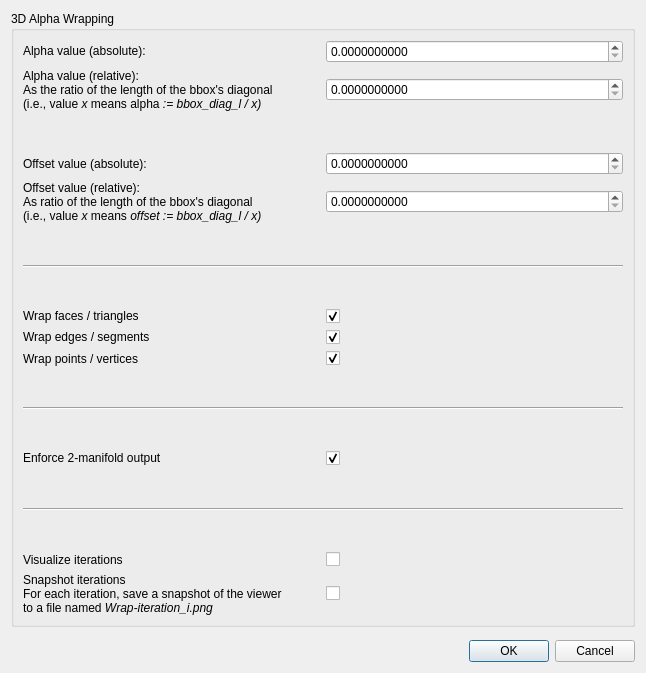
Old version of the form Polyhedron/demo/Polyhedron/Plugins/Alpha_wrap_3/alpha_wrap_3_dialog.ui in the repository CGAL/cgal.
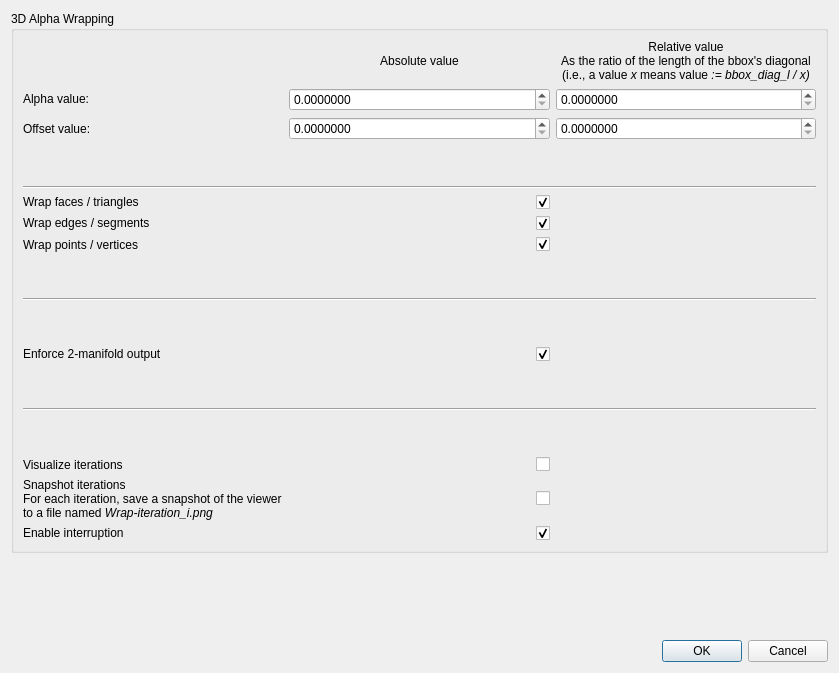
New version of the form.

Commit message: Add the possibility to interrupt AW3 (whether iterative visu is used or not)

The edit to the form file:
```diff
--- a/Polyhedron/demo/Polyhedron/Plugins/Alpha_wrap_3/alpha_wrap_3_dialog.ui
+++ b/Polyhedron/demo/Polyhedron/Plugins/Alpha_wrap_3/alpha_wrap_3_dialog.ui
@@ -9,7 +9,7 @@
    <rect>
     <x>0</x>
     <y>0</y>
-    <width>646</width>
+    <width>839</width>
     <height>673</height>
    </rect>
   </property>
@@ -23,232 +23,14 @@
       <string>3D Alpha Wrapping</string>
      </property>
      <layout class="QGridLayout" name="gridLayout">
-      <item row="6" column="0">
-       <widget class="QLabel" name="offsetValue_Label">
+      <item row="28" column="1" alignment="Qt::AlignRight">
+       <widget class="QCheckBox" name="visualizeIterations">
         <property name="text">
-         <string>Offset value (absolute):</string>
-        </property>
-       </widget>
-      </item>
-      <item row="8" column="0">
-       <widget class="QLabel" name="relativeOffsetValue_Label">
-        <property name="text">
-         <string>&lt;html&gt;&lt;head/&gt;&lt;body&gt;&lt;p&gt;Offset value (relative):&lt;br/&gt;&lt;span style=&quot; font-size:9pt;&quot;&gt;As ratio of the length of the bbox's diagonal&lt;br/&gt;(i.e., value &lt;/span&gt;&lt;span style=&quot; font-size:9pt; font-style:italic;&quot;&gt;x &lt;/span&gt;&lt;span style=&quot; font-size:9pt;&quot;&gt;means &lt;/span&gt;&lt;span style=&quot; font-size:9pt; font-style:italic;&quot;&gt;offset := bbox_diag_l / x)&lt;/span&gt;&lt;/p&gt;&lt;/body&gt;&lt;/html&gt;</string>
-        </property>
-       </widget>
-      </item>
-      <item row="0" column="1">
-       <widget class="QDoubleSpinBox" name="alphaValue">
-        <property name="decimals">
-         <number>10</number>
-        </property>
-        <property name="minimum">
-         <double>0.000000000000000</double>
-        </property>
-        <property name="maximum">
-         <double>100000000.000000000000000</double>
-        </property>
-        <property name="singleStep">
-         <double>1.000000000000000</double>
-        </property>
-        <property name="value">
-         <double>0.000000000000000</double>
+         <string/>
         </property>
        </widget>
       </item>
       <item row="23" column="0">
-       <spacer name="verticalSpacer_4">
-        <property name="orientation">
-         <enum>Qt::Vertical</enum>
-        </property>
-        <property name="sizeHint" stdset="0">
-         <size>
-          <width>20</width>
-          <height>40</height>
-         </size>
-        </property>
-       </spacer>
-      </item>
-      <item row="1" column="1">
-       <widget class="QDoubleSpinBox" name="relativeAlphaValue">
-        <property name="decimals">
-         <number>10</number>
-        </property>
-        <property name="minimum">
-         <double>0.000000000000000</double>
-        </property>
-        <property name="maximum">
-         <double>10000000.000000000000000</double>
-        </property>
-        <property name="singleStep">
-         <double>1.000000000000000</double>
-        </property>
-        <property name="value">
-         <double>0.000000000000000</double>
-        </property>
-       </widget>
-      </item>
-      <item row="27" column="0">
-       <widget class="QLabel" name="snapshotIterations_Label">
-        <property name="text">
-         <string>&lt;html&gt;&lt;head/&gt;&lt;body&gt;&lt;p&gt;Snapshot iterations&lt;br/&gt;&lt;span style=&quot; font-size:9pt;&quot;&gt;For each iteration, save a snapshot of the viewer &lt;br/&gt;to a file named &lt;/span&gt;&lt;span style=&quot; font-size:9pt; font-style:italic;&quot;&gt;Wrap-iteration_i.png&lt;/span&gt;&lt;/p&gt;&lt;/body&gt;&lt;/html&gt;</string>
-        </property>
-       </widget>
-      </item>
-      <item row="20" column="0" colspan="2">
-       <widget class="Line" name="line_2">
-        <property name="orientation">
-         <enum>Qt::Horizontal</enum>
-        </property>
-       </widget>
-      </item>
-      <item row="25" column="0">
-       <spacer name="verticalSpacer_7">
-        <property name="orientation">
-         <enum>Qt::Vertical</enum>
-        </property>
-        <property name="sizeHint" stdset="0">
-         <size>
-          <width>20</width>
-          <height>40</height>
-         </size>
-        </property>
-       </spacer>
-      </item>
-      <item row="26" column="0">
-       <widget class="QLabel" name="visualizeIterations_Label">
-        <property name="text">
-         <string>Visualize iterations</string>
-        </property>
-       </widget>
-      </item>
-      <item row="0" column="0">
-       <widget class="QLabel" name="alphaValue_Label">
-        <property name="text">
-         <string>&lt;html&gt;&lt;head/&gt;&lt;body&gt;&lt;p&gt;Alpha value (absolute):&lt;/p&gt;&lt;/body&gt;&lt;/html&gt;</string>
-        </property>
-       </widget>
-      </item>
-      <item row="12" column="1">
-       <widget class="QCheckBox" name="wrapTriangles">
-        <property name="text">
-         <string/>
-        </property>
-        <property name="checked">
-         <bool>true</bool>
-        </property>
-       </widget>
-      </item>
-      <item row="5" column="0">
-       <spacer name="verticalSpacer">
-        <property name="orientation">
-         <enum>Qt::Vertical</enum>
-        </property>
-        <property name="sizeHint" stdset="0">
-         <size>
-          <width>20</width>
-          <height>40</height>
-         </size>
-        </property>
-       </spacer>
-      </item>
-      <item row="22" column="1">
-       <widget class="QCheckBox" name="runManifoldness">
-        <property name="text">
-         <string/>
-        </property>
-        <property name="checked">
-         <bool>true</bool>
-        </property>
-       </widget>
-      </item>
-      <item row="10" column="0" colspan="2">
-       <widget class="Line" name="line">
-        <property name="orientation">
-         <enum>Qt::Horizontal</enum>
-        </property>
-       </widget>
-      </item>
-      <item row="13" column="1">
-       <widget class="QCheckBox" name="wrapSegments">
-        <property name="text">
-         <string/>
-        </property>
-        <property name="checked">
-         <bool>true</bool>
-        </property>
-       </widget>
-      </item>
-      <item row="11" column="0">
-       <spacer name="verticalSpacer_3">
-        <property name="orientation">
-         <enum>Qt::Vertical</enum>
-        </property>
-        <property name="sizeHint" stdset="0">
-         <size>
-          <width>20</width>
-          <height>40</height>
-         </size>
-        </property>
-       </spacer>
-      </item>
-      <item row="8" column="1">
-       <widget class="QDoubleSpinBox" name="relativeOffsetValue">
-        <property name="decimals">
-         <number>10</number>
-        </property>
-        <property name="minimum">
-         <double>0.000000000000000</double>
-        </property>
-        <property name="maximum">
-         <double>10000000.000000000000000</double>
-        </property>
-        <property name="singleStep">
-         <double>1.000000000000000</double>
-        </property>
-        <property name="value">
-         <double>0.000000000000000</double>
-        </property>
-       </widget>
-      </item>
-      <item row="27" column="1">
-       <widget class="QCheckBox" name="snapshotIterations">
-        <property name="text">
-         <string/>
-        </property>
-        <property name="checkable">
-         <bool>false</bool>
-        </property>
-       </widget>
-      </item>
-      <item row="21" column="0">
-       <spacer name="verticalSpacer_2">
-        <property name="orientation">
-         <enum>Qt::Vertical</enum>
-        </property>
-        <property name="sizeHint" stdset="0">
-         <size>
-          <width>20</width>
-          <height>40</height>
-         </size>
-        </property>
-       </spacer>
-      </item>
-      <item row="16" column="0">
-       <widget class="QLabel" name="label">
-        <property name="text">
-         <string>Wrap points / vertices</string>
-        </property>
-       </widget>
-      </item>
-      <item row="24" column="0" colspan="2">
-       <widget class="Line" name="line_4">
-        <property name="orientation">
-         <enum>Qt::Horizontal</enum>
-        </property>
-       </widget>
-      </item>
-      <item row="22" column="0">
        <widget class="QLabel" name="runManifoldness_Label">
         <property name="enabled">
          <bool>true</bool>
@@ -261,40 +43,86 @@
         </property>
        </widget>
       </item>
+      <item row="24" column="1">
+       <spacer name="verticalSpacer">
+        <property name="orientation">
+         <enum>Qt::Vertical</enum>
+        </property>
+        <property name="sizeHint" stdset="0">
+         <size>
+          <width>20</width>
+          <height>40</height>
+         </size>
+        </property>
+       </spacer>
+      </item>
       <item row="26" column="1">
-       <widget class="QCheckBox" name="visualizeIterations">
-        <property name="text">
-         <string/>
+       <spacer name="verticalSpacer_4">
+        <property name="orientation">
+         <enum>Qt::Vertical</enum>
         </property>
-       </widget>
+        <property name="sizeHint" stdset="0">
+         <size>
+          <width>20</width>
+          <height>40</height>
+         </size>
+        </property>
+       </spacer>
       </item>
-      <item row="12" column="0">
+      <item row="11" column="0">
        <widget class="QLabel" name="wrapTriangles_Label">
         <property name="text">
          <string>&lt;html&gt;&lt;head/&gt;&lt;body&gt;&lt;p&gt;Wrap faces / triangles&lt;/p&gt;&lt;/body&gt;&lt;/html&gt;</string>
         </property>
        </widget>
       </item>
+      <item row="0" column="1">
+       <widget class="QLabel" name="relativeOffsetValue_Label">
+        <property name="text">
+         <string>&lt;html&gt;&lt;head/&gt;&lt;body&gt;&lt;p align=&quot;center&quot;&gt;Absolute value&lt;/p&gt;&lt;/body&gt;&lt;/html&gt;</string>
+        </property>
+       </widget>
+      </item>
+      <item row="12" column="1" alignment="Qt::AlignRight">
+       <widget class="QCheckBox" name="wrapSegments">
+        <property name="text">
+         <string/>
+        </property>
+        <property name="checked">
+         <bool>true</bool>
+        </property>
+       </widget>
+      </item>
+      <item row="20" column="0" colspan="3">
+       <widget class="Line" name="line">
+        <property name="orientation">
+         <enum>Qt::Horizontal</enum>
+        </property>
+       </widget>
+      </item>
       <item row="16" column="1">
-       <widget class="QCheckBox" name="wrapPoints">
-        <property name="text">
-         <string/>
+       <spacer name="verticalSpacer_8">
+        <property name="orientation">
+         <enum>Qt::Vertical</enum>
         </property>
-        <property name="checked">
-         <bool>true</bool>
+        <property name="sizeHint" stdset="0">
+         <size>
+          <width>20</width>
+          <height>40</height>
+         </size>
         </property>
-       </widget>
+       </spacer>
       </item>
-      <item row="6" column="1">
-       <widget class="QDoubleSpinBox" name="offsetValue">
+      <item row="1" column="2">
+       <widget class="QDoubleSpinBox" name="relativeAlphaValue">
         <property name="decimals">
-         <number>10</number>
+         <number>7</number>
         </property>
         <property name="minimum">
          <double>0.000000000000000</double>
         </property>
         <property name="maximum">
-         <double>100000000.000000000000000</double>
+         <double>10000000.000000000000000</double>
         </property>
         <property name="singleStep">
          <double>1.000000000000000</double>
@@ -304,39 +132,102 @@
         </property>
        </widget>
       </item>
-      <item row="1" column="0">
+      <item row="0" column="2">
        <widget class="QLabel" name="relativeAlphaValue_Label">
         <property name="text">
-         <string>&lt;html&gt;&lt;head/&gt;&lt;body&gt;&lt;p&gt;Alpha value (relative):&lt;br/&gt;&lt;span style=&quot; font-size:9pt;&quot;&gt;As the ratio of the length of the bbox's diagonal&lt;br/&gt;(i.e., value &lt;/span&gt;&lt;span style=&quot; font-size:9pt; font-style:italic;&quot;&gt;x &lt;/span&gt;&lt;span style=&quot; font-size:9pt;&quot;&gt;means alpha&lt;/span&gt;&lt;span style=&quot; font-size:9pt; font-style:italic;&quot;&gt; := bbox_diag_l / x)&lt;/span&gt;&lt;/p&gt;&lt;/body&gt;&lt;/html&gt;</string>
+         <string>&lt;html&gt;&lt;head/&gt;&lt;body&gt;&lt;p align=&quot;center&quot;&gt;Relative value&lt;br/&gt;&lt;span style=&quot; font-size:9pt;&quot;&gt;As the ratio of the length of the bbox's diagonal&lt;br/&gt;(i.e., a value &lt;/span&gt;&lt;span style=&quot; font-size:9pt; font-style:italic;&quot;&gt;x &lt;/span&gt;&lt;span style=&quot; font-size:9pt;&quot;&gt;means value&lt;/span&gt;&lt;span style=&quot; font-size:9pt; font-style:italic;&quot;&gt; := bbox_diag_l / x)&lt;/span&gt;&lt;/p&gt;&lt;/body&gt;&lt;/html&gt;</string>
         </property>
         <property name="alignment">
          <set>Qt::AlignLeading|Qt::AlignLeft|Qt::AlignVCenter</set>
         </property>
        </widget>
       </item>
-      <item row="9" column="0">
-       <spacer name="verticalSpacer_5">
+      <item row="28" column="0">
+       <widget class="QLabel" name="visualizeIterations_Label">
+        <property name="text">
+         <string>Visualize iterations</string>
+        </property>
+       </widget>
+      </item>
+      <item row="4" column="0" colspan="3">
+       <widget class="Line" name="line_2">
         <property name="orientation">
-         <enum>Qt::Vertical</enum>
+         <enum>Qt::Horizontal</enum>
         </property>
-        <property name="sizeHint" stdset="0">
-         <size>
-          <width>20</width>
-          <height>40</height>
-         </size>
-        </property>
-       </spacer>
+       </widget>
       </item>
-      <item row="13" column="0">
+      <item row="12" column="0">
        <widget class="QLabel" name="wrapSegments_Label">
         <property name="text">
          <string>&lt;html&gt;&lt;head/&gt;&lt;body&gt;&lt;p&gt;Wrap edges / segments&lt;/p&gt;&lt;/body&gt;&lt;/html&gt;</string>
         </property>
        </widget>
       </item>
-      <item row="17" column="0">
-       <spacer name="verticalSpacer_8">
+      <item row="2" column="1">
+       <widget class="QDoubleSpinBox" name="offsetValue">
+        <property name="decimals">
+         <number>7</number>
+        </property>
+        <property name="minimum">
+         <double>0.000000000000000</double>
+        </property>
+        <property name="maximum">
+         <double>100000000.000000000000000</double>
+        </property>
+        <property name="singleStep">
+         <double>1.000000000000000</double>
+        </property>
+        <property name="value">
+         <double>0.000000000000000</double>
+        </property>
+       </widget>
+      </item>
+      <item row="2" column="2">
+       <widget class="QDoubleSpinBox" name="relativeOffsetValue">
+        <property name="decimals">
+         <number>7</number>
+        </property>
+        <property name="minimum">
+         <double>0.000000000000000</double>
+        </property>
+        <property name="maximum">
+         <double>10000000.000000000000000</double>
+        </property>
+        <property name="singleStep">
+         <double>1.000000000000000</double>
+        </property>
+        <property name="value">
+         <double>0.000000000000000</double>
+        </property>
+       </widget>
+      </item>
+      <item row="11" column="1" alignment="Qt::AlignRight">
+       <widget class="QCheckBox" name="wrapTriangles">
+        <property name="text">
+         <string/>
+        </property>
+        <property name="checked">
+         <bool>true</bool>
+        </property>
+       </widget>
+      </item>
+      <item row="25" column="0" colspan="3">
+       <widget class="Line" name="line_3">
         <property name="orientation">
+         <enum>Qt::Horizontal</enum>
+        </property>
+       </widget>
+      </item>
+      <item row="2" column="0">
+       <widget class="QLabel" name="offsetValue_Label">
+        <property name="text">
+         <string>Offset value:</string>
+        </property>
+       </widget>
+      </item>
+      <item row="3" column="1">
+       <spacer name="verticalSpacer_3">
+        <property name="orientation">
          <enum>Qt::Vertical</enum>
         </property>
         <property name="sizeHint" stdset="0">
@@ -347,6 +238,109 @@
         </property>
        </spacer>
       </item>
+      <item row="22" column="1">
+       <spacer name="verticalSpacer_2">
+        <property name="orientation">
+         <enum>Qt::Vertical</enum>
+        </property>
+        <property name="sizeHint" stdset="0">
+         <size>
+          <width>20</width>
+          <height>40</height>
+         </size>
+        </property>
+       </spacer>
+      </item>
+      <item row="15" column="0">
+       <widget class="QLabel" name="wrapPoints_Label">
+        <property name="text">
+         <string>Wrap points / vertices</string>
+        </property>
+       </widget>
+      </item>
+      <item row="1" column="0">
+       <widget class="QLabel" name="alphaValue_Label">
+        <property name="text">
+         <string>&lt;html&gt;&lt;head/&gt;&lt;body&gt;&lt;p&gt;Alpha value:&lt;/p&gt;&lt;/body&gt;&lt;/html&gt;</string>
+        </property>
+       </widget>
+      </item>
+      <item row="15" column="1" alignment="Qt::AlignRight">
+       <widget class="QCheckBox" name="wrapPoints">
+        <property name="text">
+         <string/>
+        </property>
+        <property name="checked">
+         <bool>true</bool>
+        </property>
+       </widget>
+      </item>
+      <item row="23" column="1" alignment="Qt::AlignRight">
+       <widget class="QCheckBox" name="runManifoldness">
+        <property name="text">
+         <string/>
+        </property>
+        <property name="checked">
+         <bool>true</bool>
+        </property>
+       </widget>
+      </item>
+      <item row="1" column="1">
+       <widget class="QDoubleSpinBox" name="alphaValue">
+        <property name="decimals">
+         <number>7</number>
+        </property>
+        <property name="minimum">
+         <double>0.000000000000000</double>
+        </property>
+        <property name="maximum">
+         <double>100000000.000000000000000</double>
+        </property>
+        <property name="singleStep">
+         <double>1.000000000000000</double>
+        </property>
+        <property name="value">
+         <double>0.000000000000000</double>
+        </property>
+       </widget>
+      </item>
+      <item row="29" column="0">
+       <widget class="QLabel" name="snapshotIterations_Label">
+        <property name="text">
+         <string>&lt;html&gt;&lt;head/&gt;&lt;body&gt;&lt;p&gt;Snapshot iterations&lt;br/&gt;&lt;span style=&quot; font-size:9pt;&quot;&gt;For each iteration, save a snapshot of the viewer &lt;br/&gt;to a file named &lt;/span&gt;&lt;span style=&quot; font-size:9pt; font-style:italic;&quot;&gt;Wrap-iteration_i.png&lt;/span&gt;&lt;/p&gt;&lt;/body&gt;&lt;/html&gt;</string>
+        </property>
+       </widget>
+      </item>
+      <item row="30" column="0">
+       <widget class="QLabel" name="enableMessageBox_Label">
+        <property name="text">
+         <string>&lt;html&gt;&lt;head/&gt;&lt;body&gt;&lt;p&gt;Enable interruption &lt;/p&gt;&lt;/body&gt;&lt;/html&gt;</string>
+        </property>
+       </widget>
+      </item>
+      <item row="30" column="1" alignment="Qt::AlignRight">
+       <widget class="QCheckBox" name="enableMessageBox">
+        <property name="text">
+         <string/>
+        </property>
+        <property name="checked">
+         <bool>true</bool>
+        </property>
+       </widget>
+      </item>
+      <item row="29" column="1" alignment="Qt::AlignRight">
+       <widget class="QCheckBox" name="snapshotIterations">
+        <property name="text">
+         <string/>
+        </property>
+        <property name="checkable">
+         <bool>false</bool>
+        </property>
+        <property name="checked">
+         <bool>false</bool>
+        </property>
+       </widget>
+      </item>
      </layout>
     </widget>
    </item>
```
Left out of the diff: 50 changed lines with no effect on the pictures. The commit also changes 2 other files.
